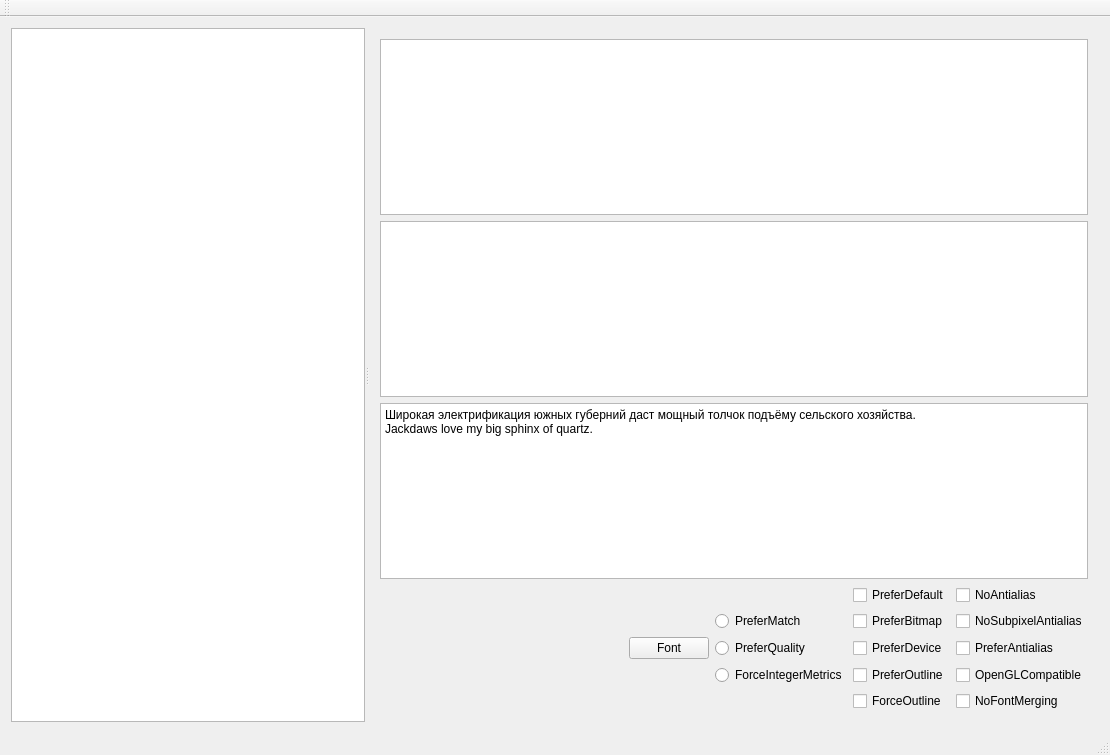
Above: mainwindow.ui from SvRTM/FontConverter before the change. Below: the same form after it.
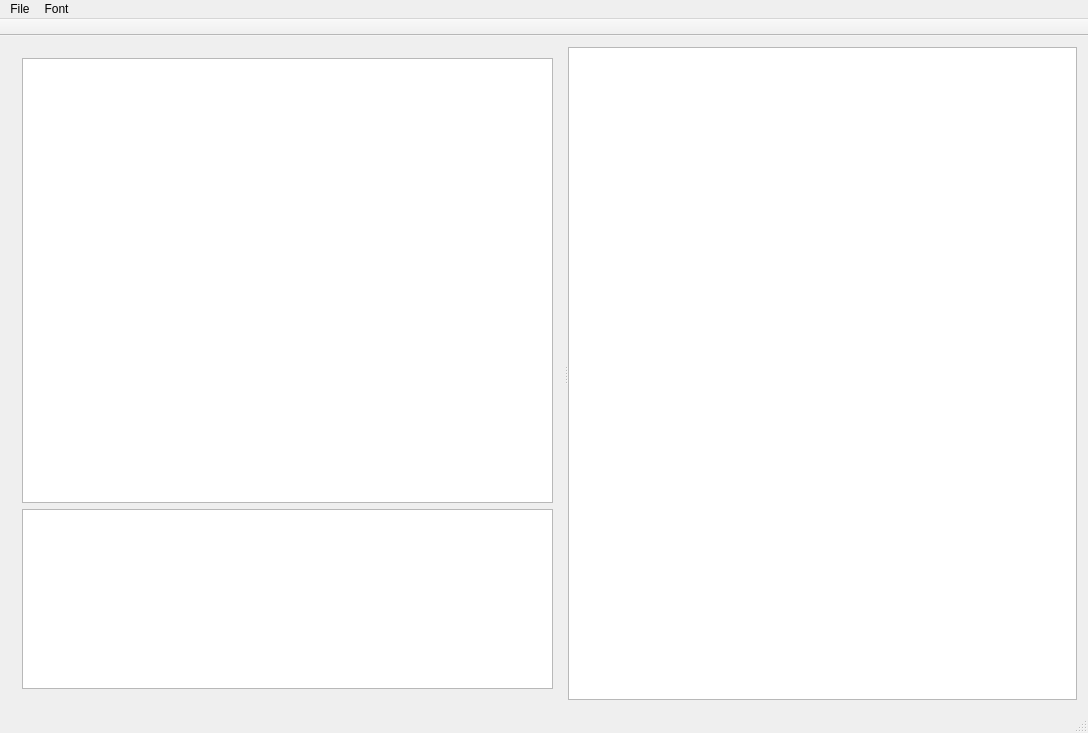
That is the form after the change. Custom widgets are drawn as their Qt base class.

```diff
--- a/mainwindow.ui
+++ b/mainwindow.ui
@@ -6,8 +6,8 @@
    <rect>
     <x>0</x>
     <y>0</y>
-    <width>1110</width>
-    <height>755</height>
+    <width>1088</width>
+    <height>733</height>
    </rect>
   </property>
   <property name="windowTitle">
@@ -23,40 +23,32 @@
       <property name="orientation">
        <enum>Qt::Horizontal</enum>
       </property>
-      <widget class="TableView" name="tableView">
-       <property name="editTriggers">
-        <set>QAbstractItemView::NoEditTriggers</set>
-       </property>
-       <property name="alternatingRowColors">
-        <bool>true</bool>
-       </property>
-       <property name="selectionMode">
-        <enum>QAbstractItemView::SingleSelection</enum>
-       </property>
-       <property name="selectionBehavior">
-        <enum>QAbstractItemView::SelectRows</enum>
-       </property>
-      </widget>
-      <widget class="QWidget" name="verticalLayoutWidget">
+      <widget class="QWidget" name="layoutWidget">
        <layout class="QVBoxLayout" name="verticalLayout">
         <item>
-         <widget class="QGraphicsView" name="graphicsView_3">
-          <property name="backgroundBrush">
-           <brush brushstyle="SolidPattern">
-            <color alpha="255">
-             <red>232</red>
-             <green>231</green>
-             <blue>231</blue>
-            </color>
-           </brush>
+         <widget class="SymbolTableView" name="symbolTable">
+          <property name="editTriggers">
+           <set>QAbstractItemView::NoEditTriggers</set>
           </property>
-          <property name="renderHints">
-           <set>QPainter::NonCosmeticDefaultPen</set>
+          <property name="alternatingRowColors">
+           <bool>true</bool>
           </property>
+          <property name="selectionMode">
+           <enum>QAbstractItemView::SingleSelection</enum>
+          </property>
+          <property name="selectionBehavior">
+           <enum>QAbstractItemView::SelectRows</enum>
+          </property>
          </widget>
         </item>
         <item>
-         <widget class="QListView" name="listView">
+         <widget class="QListView" name="listCharacters">
+          <property name="maximumSize">
+           <size>
+            <width>16777215</width>
+            <height>180</height>
+           </size>
+          </property>
           <property name="editTriggers">
            <set>QAbstractItemView::NoEditTriggers</set>
           </property>
@@ -64,144 +56,26 @@
            <bool>true</bool>
           </property>
           <property name="selectionMode">
-           <enum>QAbstractItemView::MultiSelection</enum>
+           <enum>QAbstractItemView::NoSelection</enum>
           </property>
          </widget>
         </item>
-        <item>
-         <layout class="QGridLayout" name="gridLayout">
-          <item row="8" column="4">
-           <widget class="QCheckBox" name="openGLCompatible">
-            <property name="text">
-             <string>OpenGLCompatible</string>
-            </property>
-           </widget>
-          </item>
-          <item row="8" column="3">
-           <widget class="QCheckBox" name="preferOutline">
-            <property name="text">
-             <string>PreferOutline</string>
-            </property>
-           </widget>
-          </item>
-          <item row="8" column="2">
-           <widget class="QRadioButton" name="forceIntegerMetrics">
-            <property name="text">
-             <string>ForceIntegerMetrics</string>
-            </property>
-            <property name="autoExclusive">
-             <bool>false</bool>
-            </property>
-           </widget>
-          </item>
-          <item row="6" column="2">
-           <widget class="QRadioButton" name="preferQuality">
-            <property name="text">
-             <string>PreferQuality</string>
-            </property>
-            <property name="autoExclusive">
-             <bool>false</bool>
-            </property>
-           </widget>
-          </item>
-          <item row="6" column="1">
-           <widget class="QPushButton" name="pushButton">
-            <property name="text">
-             <string>Font</string>
-            </property>
-           </widget>
-          </item>
-          <item row="2" column="3">
-           <widget class="QCheckBox" name="preferDefault">
-            <property name="text">
-             <string>PreferDefault</string>
-            </property>
-           </widget>
-          </item>
-          <item row="4" column="3">
-           <widget class="QCheckBox" name="preferBitmap">
-            <property name="text">
-             <string>PreferBitmap</string>
-            </property>
-           </widget>
-          </item>
-          <item row="4" column="2">
-           <widget class="QRadioButton" name="preferMatch">
-            <property name="text">
-             <string>PreferMatch</string>
-            </property>
-            <property name="autoExclusive">
-             <bool>false</bool>
-            </property>
-           </widget>
-          </item>
-          <item row="4" column="4">
-           <widget class="QCheckBox" name="noSubpixelAntialias">
-            <property name="text">
-             <string>NoSubpixelAntialias</string>
-            </property>
-           </widget>
-          </item>
-          <item row="2" column="4">
-           <widget class="QCheckBox" name="noAntialias">
-            <property name="text">
-             <string>NoAntialias</string>
-            </property>
-           </widget>
-          </item>
-          <item row="9" column="4">
-           <widget class="QCheckBox" name="noFontMerging">
-            <property name="text">
-             <string>NoFontMerging</string>
-            </property>
-           </widget>
-          </item>
-          <item row="6" column="4">
-           <widget class="QCheckBox" name="preferAntialias">
-            <property name="text">
-             <string>PreferAntialias</string>
-            </property>
-           </widget>
-          </item>
-          <item row="6" column="3">
-           <widget class="QCheckBox" name="preferDevice">
-            <property name="text">
-             <string>PreferDevice</string>
-            </property>
-           </widget>
-          </item>
-          <item row="9" column="3">
-           <widget class="QCheckBox" name="forceOutline">
-            <property name="text">
-             <string>ForceOutline</string>
-            </property>
-           </widget>
-          </item>
-          <item row="6" column="0">
-           <spacer name="horizontalSpacer">
-            <property name="orientation">
-             <enum>Qt::Horizontal</enum>
-            </property>
-            <property name="sizeHint" stdset="0">
-             <size>
-              <width>40</width>
-              <height>20</height>
-             </size>
-            </property>
-           </spacer>
-          </item>
-          <item row="0" column="0" colspan="5">
-           <widget class="QPlainTextEdit" name="plainTextEdit">
-            <property name="plainText">
-             <string>Широкая электрификация южных губерний даст мощный толчок подъёму сельского хозяйства.
-Jackdaws love my big sphinx of quartz.</string>
-            </property>
-           </widget>
-          </item>
-         </layout>
-        </item>
        </layout>
       </widget>
+      <widget class="QGraphicsView" name="graphicsView">
+       <property name="backgroundBrush">
+        <brush brushstyle="SolidPattern">
+         <color alpha="255">
+          <red>232</red>
+          <green>231</green>
+          <blue>231</blue>
+         </color>
+        </brush>
+       </property>
+       <property name="renderHints">
+        <set>QPainter::NonCosmeticDefaultPen</set>
+       </property>
+      </widget>
      </widget>
     </item>
    </layout>
@@ -211,12 +85,32 @@
     <rect>
      <x>0</x>
      <y>0</y>
-     <width>1110</width>
+     <width>1088</width>
      <height>23</height>
     </rect>
    </property>
+   <widget class="QMenu" name="menuFile">
+    <property name="title">
+     <string>Font</string>
+    </property>
+    <addaction name="actionImportFont"/>
+    <addaction name="actionExportFontC"/>
+    <addaction name="separator"/>
+    <addaction name="actionNoAntialias"/>
+   </widget>
+   <widget class="QMenu" name="menuFont">
+    <property name="title">
+     <string>File</string>
+    </property>
+    <addaction name="actionExit"/>
+   </widget>
+   <addaction name="menuFont"/>
+   <addaction name="menuFile"/>
   </widget>
   <widget class="QToolBar" name="mainToolBar">
+   <property name="movable">
+    <bool>false</bool>
+   </property>
    <attribute name="toolBarArea">
     <enum>TopToolBarArea</enum>
    </attribute>
@@ -225,13 +119,42 @@
    </attribute>
   </widget>
   <widget class="QStatusBar" name="statusBar"/>
+  <action name="actionImportFont">
+   <property name="text">
+    <string>Import existing system font</string>
+   </property>
+  </action>
+  <action name="actionExportFontC">
+   <property name="text">
+    <string>Export the font as C file</string>
+   </property>
+  </action>
+  <action name="actionNoAntialias">
+   <property name="checkable">
+    <bool>true</bool>
+   </property>
+   <property name="checked">
+    <bool>true</bool>
+   </property>
+   <property name="text">
+    <string>NoAntialias</string>
+   </property>
+  </action>
+  <action name="actionExit">
+   <property name="text">
+    <string>exit</string>
+   </property>
+   <property name="toolTip">
+    <string>Exit</string>
+   </property>
+  </action>
  </widget>
  <layoutdefault spacing="6" margin="11"/>
  <customwidgets>
   <customwidget>
-   <class>TableView</class>
+   <class>SymbolTableView</class>
    <extends>QTableView</extends>
-   <header>tableview.h</header>
+   <header location="global">symboltableview.h</header>
   </customwidget>
  </customwidgets>
  <resources/>
```
